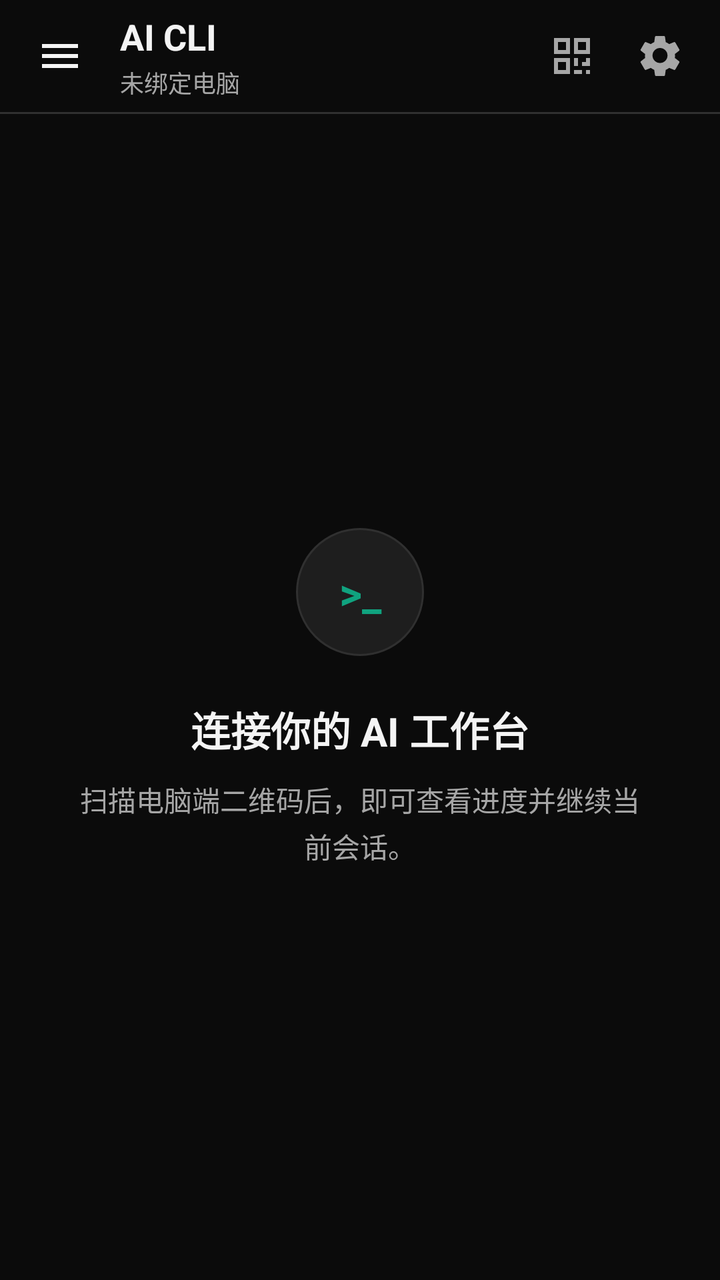
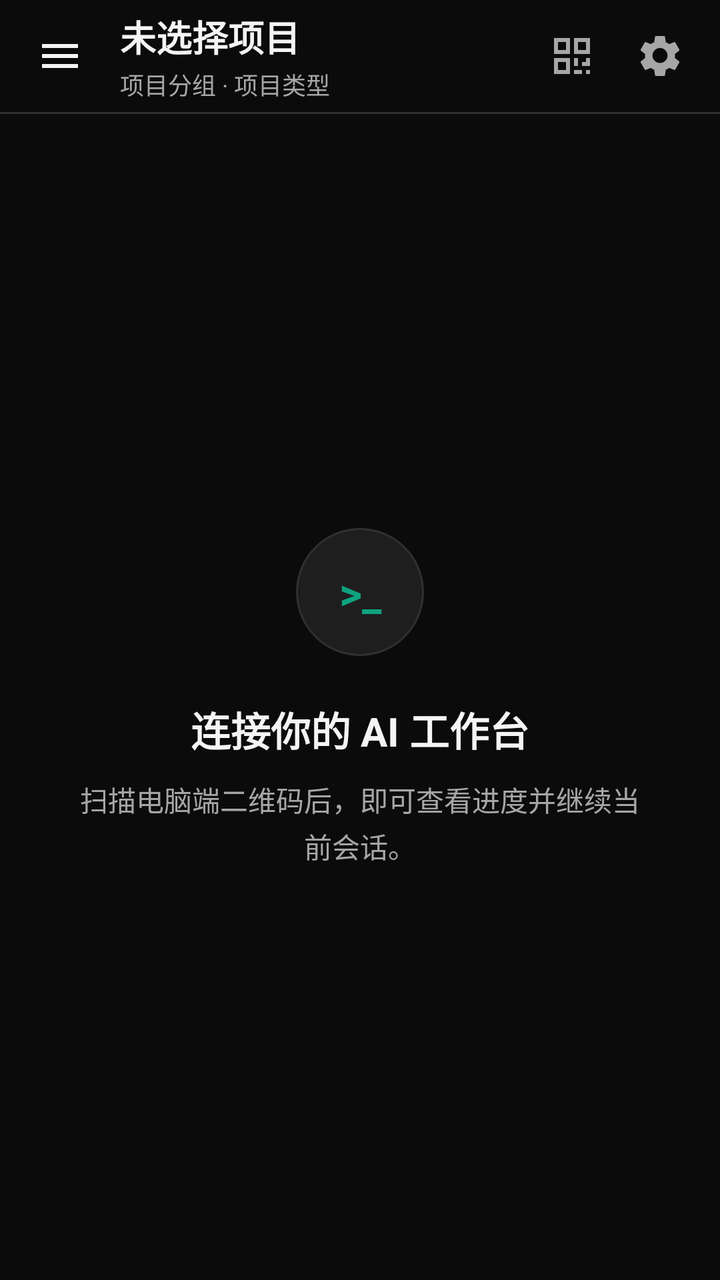

An Android layout rendered at two revisions. The XML below is the earlier revision; the diff shows what the commit changed to produce the second picture.
<!-- AndroidManifest.xml: application theme Theme.Aicli -->
<!-- res/layout/activity_main.xml -->
<?xml version="1.0" encoding="utf-8"?>
<androidx.drawerlayout.widget.DrawerLayout xmlns:android="http://schemas.android.com/apk/res/android"
    xmlns:app="http://schemas.android.com/apk/res-auto"
    android:id="@+id/drawerLayout"
    android:layout_width="match_parent"
    android:layout_height="match_parent"
    android:background="@color/aicli_background"
    android:fitsSystemWindows="true">

    <LinearLayout
        android:layout_width="match_parent"
        android:layout_height="match_parent"
        android:background="@color/aicli_background"
        android:orientation="vertical">

        <LinearLayout
            android:layout_width="match_parent"
            android:layout_height="56dp"
            android:gravity="center_vertical"
            android:paddingStart="8dp"
            android:paddingEnd="8dp">

            <ImageButton
                android:id="@+id/conversationsButton"
                android:layout_width="44dp"
                android:layout_height="44dp"
                android:background="@drawable/bg_icon_button"
                android:contentDescription="打开会话列表"
                android:padding="12dp"
                android:src="@drawable/ic_menu"
                app:tint="@color/aicli_text" />

            <LinearLayout
                android:layout_width="0dp"
                android:layout_height="match_parent"
                android:layout_weight="1"
                android:gravity="center_vertical"
                android:orientation="vertical"
                android:paddingStart="8dp">

                <TextView
                    android:layout_width="wrap_content"
                    android:layout_height="wrap_content"
                    android:text="AI CLI"
                    android:textColor="@color/aicli_text"
                    android:textSize="18sp"
                    android:textStyle="bold" />

                <TextView
                    android:id="@+id/connectionStatus"
                    android:layout_width="wrap_content"
                    android:layout_height="wrap_content"
                    android:layout_marginTop="2dp"
                    android:text="未绑定电脑"
                    android:textColor="@color/aicli_text_secondary"
                    android:textSize="12sp" />
            </LinearLayout>

            <ImageButton
                android:id="@+id/scanButton"
                android:layout_width="44dp"
                android:layout_height="44dp"
                android:background="@drawable/bg_icon_button"
                android:contentDescription="扫描二维码绑定电脑"
                android:padding="11dp"
                android:src="@drawable/ic_qr"
                app:tint="@color/aicli_text_secondary" />

            <ImageButton
                android:id="@+id/settingsButton"
                android:layout_width="44dp"
                android:layout_height="44dp"
                android:background="@drawable/bg_icon_button"
                android:contentDescription="设置"
                android:padding="11dp"
                android:src="@drawable/ic_settings"
                app:tint="@color/aicli_text_secondary" />
        </LinearLayout>

        <View
            android:layout_width="match_parent"
            android:layout_height="1dp"
            android:background="@color/aicli_outline" />

        <FrameLayout
            android:layout_width="match_parent"
            android:layout_height="0dp"
            android:layout_weight="1">

            <LinearLayout
                android:id="@+id/conversationContent"
                android:layout_width="match_parent"
                android:layout_height="match_parent"
                android:orientation="vertical"
                android:paddingStart="10dp"
                android:paddingTop="0dp"
                android:paddingEnd="10dp"
                android:paddingBottom="6dp">

                
                <FrameLayout
                    android:id="@+id/terminalStage"
                    android:layout_width="match_parent"
                    android:layout_height="0dp"
                    android:layout_weight="1">

                    <ScrollView
                        android:id="@+id/terminalScroll"
                        android:layout_width="match_parent"
                        android:layout_height="match_parent"
                        android:background="@drawable/bg_terminal"
                        android:clipToOutline="true"
                        android:fillViewport="true"
                        android:overScrollMode="ifContentScrolls"
                        android:scrollbars="vertical"
                        android:visibility="gone">

                        <TextView
                            android:id="@+id/terminalOutput"
                            android:layout_width="match_parent"
                            android:layout_height="wrap_content"
                            android:fontFamily="monospace"
                            android:gravity="start|top"
                            android:lineSpacingExtra="2dp"
                            android:minHeight="280dp"
                            android:paddingStart="14dp"
                            android:paddingTop="10dp"
                            android:paddingEnd="14dp"
                            android:paddingBottom="14dp"
                            android:textColor="#D7D7D7"
                            android:textIsSelectable="true"
                            android:textSize="13sp" />
                    </ScrollView>
                </FrameLayout>

                <LinearLayout
                    android:id="@+id/inputBar"
                    android:layout_width="match_parent"
                    android:layout_height="wrap_content"
                    android:layout_marginTop="8dp"
                    android:background="@drawable/bg_composer"
                    android:gravity="bottom|center_vertical"
                    android:minHeight="50dp"
                    android:orientation="horizontal"
                    android:visibility="gone">

                    <EditText
                        android:id="@+id/messageInput"
                        android:layout_width="0dp"
                        android:layout_height="wrap_content"
                        android:layout_weight="1"
                        android:background="@android:color/transparent"
                        android:gravity="center_vertical"
                        android:hint="给当前 AI CLI 发送消息…"
                        android:imeOptions="actionSend"
                        android:inputType="textMultiLine|textNoSuggestions"
                        android:maxLines="5"
                        android:minHeight="40dp"
                        android:paddingStart="0dp"
                        android:paddingTop="8dp"
                        android:paddingEnd="8dp"
                        android:paddingBottom="8dp"
                        android:textColor="@color/aicli_text"
                        android:textColorHint="@color/aicli_text_tertiary"
                        android:textSize="15sp" />

                    <com.google.android.material.button.MaterialButton
                        android:id="@+id/sendButton"
                        style="@style/Widget.Material3.Button.IconButton.Filled"
                        android:layout_width="38dp"
                        android:layout_height="38dp"
                        android:contentDescription="发送"
                        app:backgroundTint="@color/aicli_primary"
                        app:cornerRadius="19dp"
                        app:icon="@drawable/ic_send"
                        app:iconGravity="textStart"
                        app:iconPadding="0dp"
                        app:iconSize="20dp"
                        app:iconTint="@color/aicli_text" />
                </LinearLayout>
            </LinearLayout>

            <LinearLayout
                android:id="@+id/emptyState"
                android:layout_width="match_parent"
                android:layout_height="match_parent"
                android:gravity="center"
                android:orientation="vertical"
                android:padding="36dp">

                <TextView
                    android:layout_width="64dp"
                    android:layout_height="64dp"
                    android:background="@drawable/bg_status_pill"
                    android:gravity="center"
                    android:text=">_"
                    android:textColor="@color/aicli_primary"
                    android:textSize="22sp"
                    android:textStyle="bold" />

                <TextView
                    android:id="@+id/emptyStateTitle"
                    android:layout_width="match_parent"
                    android:layout_height="wrap_content"
                    android:layout_marginTop="22dp"
                    android:gravity="center"
                    android:text="连接你的 AI 工作台"
                    android:textColor="@color/aicli_text"
                    android:textSize="20sp"
                    android:textStyle="bold" />

                <TextView
                    android:id="@+id/emptyStateMessage"
                    android:layout_width="match_parent"
                    android:layout_height="wrap_content"
                    android:layout_marginTop="10dp"
                    android:gravity="center"
                    android:lineSpacingExtra="3dp"
                    android:text="扫描电脑端二维码后，即可查看进度并继续当前会话。"
                    android:textColor="@color/aicli_text_secondary"
                    android:textSize="14sp" />
            </LinearLayout>
        </FrameLayout>
    </LinearLayout>

    <LinearLayout
        android:id="@+id/conversationDrawer"
        android:layout_width="320dp"
        android:layout_height="match_parent"
        android:layout_gravity="start"
        android:background="@drawable/bg_drawer"
        android:elevation="16dp"
        android:orientation="vertical"
        android:paddingTop="12dp"
        android:paddingBottom="16dp">

        <LinearLayout
            android:layout_width="match_parent"
            android:layout_height="64dp"
            android:gravity="center_vertical"
            android:paddingStart="20dp"
            android:paddingEnd="12dp">

            <TextView
                android:layout_width="0dp"
                android:layout_height="wrap_content"
                android:layout_weight="1"
                android:text="项目与会话"
                android:textColor="@color/aicli_text"
                android:textSize="20sp"
                android:textStyle="bold" />

            <ImageButton
                android:id="@+id/closeDrawerButton"
                android:layout_width="44dp"
                android:layout_height="44dp"
                android:background="@drawable/bg_icon_button"
                android:contentDescription="关闭会话列表"
                android:padding="10dp"
                android:rotation="180"
                android:src="@drawable/ic_back"
                app:tint="@color/aicli_text_secondary" />
        </LinearLayout>

        <com.google.android.material.textfield.TextInputLayout
            android:id="@+id/groupSelectorLayout"
            style="@style/Widget.Material3.TextInputLayout.FilledBox.ExposedDropdownMenu"
            android:layout_width="match_parent"
            android:layout_height="48dp"
            android:layout_marginStart="10dp"
            android:layout_marginEnd="10dp"
            android:layout_marginBottom="8dp"
            android:contentDescription="当前分组"
            app:boxBackgroundColor="@color/aicli_surface"
            app:boxCornerRadiusBottomEnd="14dp"
            app:boxCornerRadiusBottomStart="14dp"
            app:boxCornerRadiusTopEnd="14dp"
            app:boxCornerRadiusTopStart="14dp"
            app:boxStrokeColor="@color/aicli_outline_strong"
            app:endIconTint="@color/aicli_text_secondary"
            app:hintTextColor="@color/aicli_text_secondary">

            <com.google.android.material.textfield.MaterialAutoCompleteTextView
                android:id="@+id/groupSelector"
                android:layout_width="match_parent"
                android:layout_height="match_parent"
                android:ellipsize="end"
                android:gravity="center_vertical"
                android:inputType="none"
                android:maxLines="1"
                android:paddingStart="16dp"
                android:paddingTop="0dp"
                android:paddingEnd="8dp"
                android:paddingBottom="0dp"
                android:textColor="@color/aicli_text"
                android:textSize="15sp" />
        </com.google.android.material.textfield.TextInputLayout>

        <TextView
            android:id="@+id/drawerGroupLabel"
            android:layout_width="match_parent"
            android:layout_height="wrap_content"
            android:paddingStart="20dp"
            android:paddingTop="6dp"
            android:paddingEnd="20dp"
            android:paddingBottom="10dp"
            android:text="全部分组"
            android:textColor="@color/aicli_text_secondary"
            android:textSize="12sp" />

        <androidx.recyclerview.widget.RecyclerView
            android:id="@+id/conversationList"
            android:layout_width="match_parent"
            android:layout_height="0dp"
            android:layout_weight="1"
            android:clipToPadding="false"
            android:overScrollMode="ifContentScrolls"
            android:paddingStart="10dp"
            android:paddingTop="4dp"
            android:paddingEnd="10dp"
            android:paddingBottom="12dp" />

        <TextView
            android:id="@+id/drawerConnectionStatus"
            android:layout_width="match_parent"
            android:layout_height="wrap_content"
            android:layout_marginStart="16dp"
            android:layout_marginEnd="16dp"
            android:background="@drawable/bg_status_pill"
            android:ellipsize="end"
            android:maxLines="1"
            android:text="未连接"
            android:textColor="@color/aicli_text_secondary"
            android:textSize="12sp" />
    </LinearLayout>
</androidx.drawerlayout.widget.DrawerLayout>
<!-- resources referenced by this layout -->
<resources>
  <color name="aicli_background">#0B0B0B</color>
  <color name="aicli_outline">#303030</color>
  <color name="aicli_outline_strong">#474747</color>
  <color name="aicli_primary">#10A37F</color>
  <color name="aicli_surface">#151515</color>
  <color name="aicli_text">#F4F4F4</color>
  <color name="aicli_text_secondary">#A6A6A6</color>
  <color name="aicli_text_tertiary">#727272</color>
  <!-- drawable bg_composer (drawable) -->
  <?xml version="1.0" encoding="utf-8"?>
  <shape xmlns:android="http://schemas.android.com/apk/res/android" android:shape="rectangle">
      <solid android:color="@color/aicli_surface_high" />
      <stroke android:width="1dp" android:color="@color/aicli_outline_strong" />
      <corners android:radius="24dp" />
      <padding android:left="16dp" android:top="5dp" android:right="7dp" android:bottom="5dp" />
  </shape>
  <!-- drawable bg_drawer (drawable) -->
  <?xml version="1.0" encoding="utf-8"?>
  <shape xmlns:android="http://schemas.android.com/apk/res/android" android:shape="rectangle">
      <solid android:color="@color/aicli_surface" />
      <corners android:topRightRadius="24dp" android:bottomRightRadius="24dp" />
  </shape>
  <!-- drawable bg_icon_button (drawable) -->
  <?xml version="1.0" encoding="utf-8"?>
  <ripple xmlns:android="http://schemas.android.com/apk/res/android"
      android:color="#24FFFFFF">
      <item>
          <shape android:shape="rectangle">
              <solid android:color="@android:color/transparent" />
              <corners android:radius="14dp" />
          </shape>
      </item>
  </ripple>
  <!-- drawable bg_status_pill (drawable) -->
  <?xml version="1.0" encoding="utf-8"?>
  <shape xmlns:android="http://schemas.android.com/apk/res/android" android:shape="rectangle">
      <solid android:color="@color/aicli_surface_high" />
      <stroke android:width="1dp" android:color="@color/aicli_outline" />
      <corners android:radius="999dp" />
      <padding android:left="10dp" android:top="5dp" android:right="10dp" android:bottom="5dp" />
  </shape>
  <!-- drawable bg_terminal (drawable) -->
  <?xml version="1.0" encoding="utf-8"?>
  <shape xmlns:android="http://schemas.android.com/apk/res/android" android:shape="rectangle">
      <solid android:color="#101010" />
      <stroke android:width="1dp" android:color="@color/aicli_outline" />
      <corners android:radius="18dp" />
  </shape>
  <!-- drawable ic_back (drawable) -->
  <vector xmlns:android="http://schemas.android.com/apk/res/android" android:width="24dp" android:height="24dp" android:viewportWidth="24" android:viewportHeight="24">
      <path android:fillColor="#FFFFFFFF" android:pathData="M20,11H7.83l5.59,-5.59L12,4l-8,8 8,8 1.42,-1.41L7.83,13H20v-2z" />
  </vector>
  <!-- drawable ic_menu (drawable) -->
  <vector xmlns:android="http://schemas.android.com/apk/res/android" android:width="24dp" android:height="24dp" android:viewportWidth="24" android:viewportHeight="24">
      <path android:fillColor="#FFFFFFFF" android:pathData="M3,18h18v-2H3v2zM3,13h18v-2H3v2zM3,6v2h18V6H3z" />
  </vector>
  <!-- drawable ic_qr (drawable) -->
  <vector xmlns:android="http://schemas.android.com/apk/res/android" android:width="24dp" android:height="24dp" android:viewportWidth="24" android:viewportHeight="24">
      <path android:fillColor="#FFFFFFFF" android:pathData="M3,11h8V3H3v8zM5,5h4v4H5V5zM13,3v8h8V3h-8zM19,9h-4V5h4v4zM3,21h8v-8H3v8zM5,15h4v4H5v-4zM13,13h2v4h-2v-4zM17,15h2v-2h2v4h-4v-2zM13,19h4v2h-4v-2zM19,19h2v2h-2v-2z" />
  </vector>
  <!-- drawable ic_send (drawable) -->
  <vector xmlns:android="http://schemas.android.com/apk/res/android" android:width="24dp" android:height="24dp" android:viewportWidth="24" android:viewportHeight="24">
      <path android:fillColor="#FFFFFFFF" android:pathData="M2.01,21 23,12 2.01,3 2,10l15,2 -15,2z" />
  </vector>
  <color name="aicli_surface_high">#1E1E1E</color>
  <!-- unchanged entries left out for length: 2 -->
</resources>

<!-- the commit's change to res/layout/activity_main.xml (unified diff, before → after) -->
@@ -39,19 +39,24 @@
                 android:paddingStart="8dp">
 
                 <TextView
+                    android:id="@+id/currentProjectTitle"
                     android:layout_width="wrap_content"
                     android:layout_height="wrap_content"
-                    android:text="AI CLI"
+                    android:ellipsize="end"
+                    android:maxLines="1"
+                    android:text="未选择项目"
                     android:textColor="@color/aicli_text"
                     android:textSize="18sp"
                     android:textStyle="bold" />
 
                 <TextView
-                    android:id="@+id/connectionStatus"
-                    android:layout_width="wrap_content"
+                    android:id="@+id/currentProjectMeta"
+                    android:layout_width="match_parent"
                     android:layout_height="wrap_content"
                     android:layout_marginTop="2dp"
-                    android:text="未绑定电脑"
+                    android:ellipsize="end"
+                    android:maxLines="1"
+                    android:text="项目分组 · 项目类型"
                     android:textColor="@color/aicli_text_secondary"
                     android:textSize="12sp" />
             </LinearLayout>
